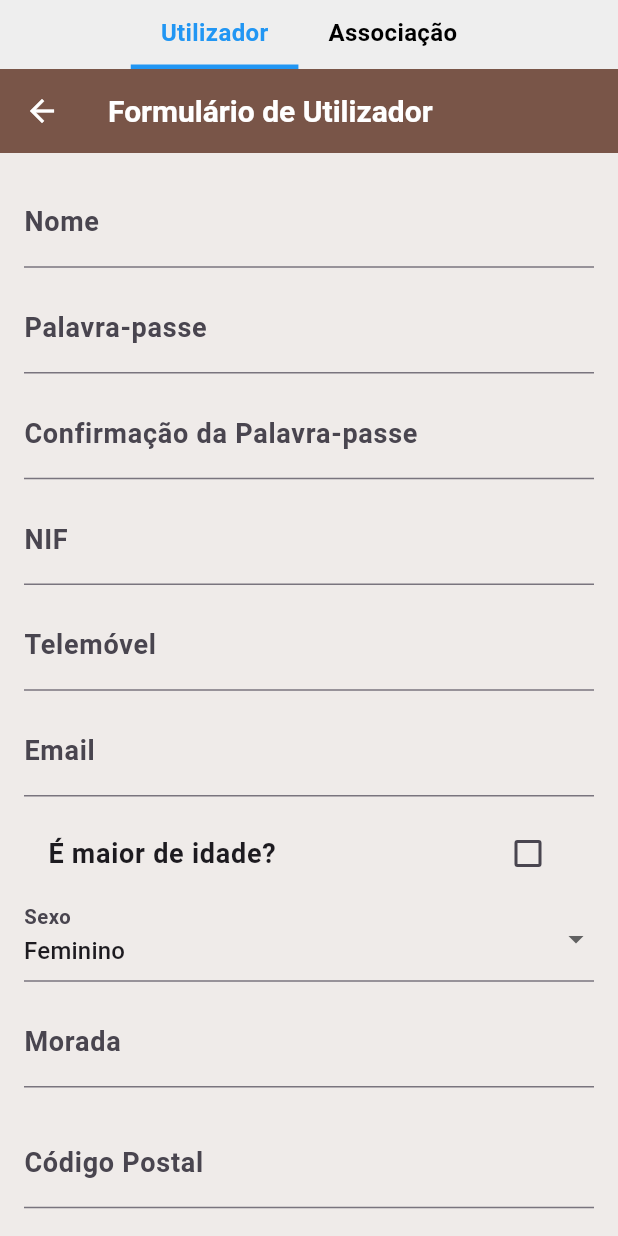
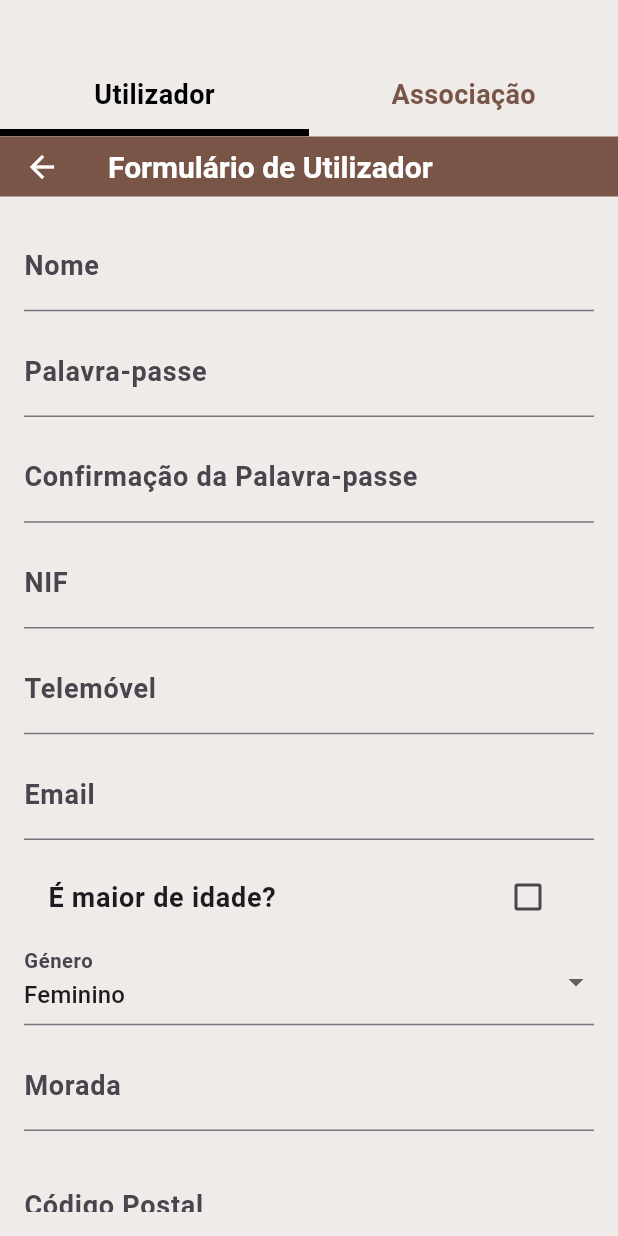
Before and after one commit to DEISI-ULHT-TFC-2024-25/TFC-Aluno2116-PetMatch, a Flutter app: the Escolherutiliassoci screen opened directly, on a phone screen of 412 x 824 dp. Run offline on Flutter 3.47's test engine with Material 3 defaults, Android fonts, the light colour scheme and no system bars; our stand-ins replace animate_do, cloud_firestore, firebase_auth, firebase_core, firebase_storage, google_maps_flutter and 1 more; accounts and stored records are empty; generated files the repository leaves out were written again.

Commit message:
correções esteticas

```diff
--- a/lib/models/animal.dart
+++ b/lib/models/animal.dart
@@ -41,7 +41,7 @@ class Animal {
       fullName: map['nome'] ?? '',
       age: map['idade'] ?? 0,
       sterilized: map['castrado'] ?? false,
-      gender: map['genero'] ?? 0,
+      gender: map['genero'] ?? "",
       legalOwner: map['donoLegal'] ?? '',
       allergies: map['alergias'] ?? '',
       size: map['porte'] ?? '',
--- a/lib/screens/criarUtilizador.dart
+++ b/lib/screens/criarUtilizador.dart
@@ -157,7 +157,7 @@ class UtilizadorFormScreenState extends State<CriarUtilizador> {
               },
             ),
             DropdownButtonFormField<String>(
-              decoration: const InputDecoration(labelText: 'Sexo'),
+              decoration: const InputDecoration(labelText: 'Género'),
               value: gender,
               items: genders.map((String g) {
                 return DropdownMenuItem<String>(
--- a/lib/screens/escolherUtiliAssoci.dart
+++ b/lib/screens/escolherUtiliAssoci.dart
@@ -15,19 +15,15 @@ class _Escolherutiliassoci extends State<Escolherutiliassoci> {
   @override
   Widget build(BuildContext context) {
     return Scaffold(
-      //appBar: AppBar(title: Text('Registo')),
       body: Column(
+        crossAxisAlignment: CrossAxisAlignment.stretch,
         children: [
-          // Separador na parte superior
-          Container(
-            color: Colors.grey[200],
-            child: Row(
-              mainAxisAlignment: MainAxisAlignment.center,
+          SizedBox(height: 40),
+          Row(
             children: [
               _buildTabButton('Utilizador', 0),
               _buildTabButton('Associação', 1),
             ],
-            ),
           ),
           Expanded(
             child: _selectedIndex == 0 ? CriarUtilizador() : CriarAssociacao(),
@@ -38,28 +34,31 @@ class _Escolherutiliassoci extends State<Escolherutiliassoci> {
   }
 
   Widget _buildTabButton(String title, int index) {
-    return GestureDetector(
+    return Expanded(
+      child: GestureDetector(
         onTap: () {
           setState(() {
             _selectedIndex = index;
           });
         },
         child: Container(
-        padding: EdgeInsets.symmetric(vertical: 10, horizontal: 20),
+          alignment: Alignment.center,
+          padding: EdgeInsets.symmetric(vertical: 10),
           decoration: BoxDecoration(
             border: Border(
               bottom: BorderSide(
-              color: _selectedIndex == index ? Colors.blue : Colors.transparent,
-              width: 3,
+                color: _selectedIndex == index ? Colors.black : Colors.transparent,
+                width: 5,
               ),
             ),
           ),
           child: Text(
             title,
             style: TextStyle(
-            fontSize: 16,
+              fontSize: 18,
               fontWeight: FontWeight.bold,
-            color: _selectedIndex == index ? Colors.blue : Colors.black,
+              color: _selectedIndex == index ? Colors.black : Colors.brown,
+            ),
           ),
         ),
       ),
--- a/lib/screens/vizualizarAssociacaoScreen.dart
+++ b/lib/screens/vizualizarAssociacaoScreen.dart
@@ -137,7 +137,7 @@ class _VizualizarAssociacaoScreenState extends State<VizualizarAssociacaoScreen>
                     SizedBox(height: 5),
                     Text(animal.fullName, style: textTheme.bodyLarge?.copyWith(fontWeight: FontWeight.bold)),
                     Text("${animal.age} anos", style: textTheme.bodyMedium),
-                    Text(animal.gender == 1 ? "Masculino" : "Feminino", style: textTheme.bodyMedium),
+                    Text(animal.gender , style: textTheme.bodyMedium),
                     Text(animal.sterilized ? "Castrado" : "Não castrado", style: textTheme.bodyMedium),
                   ],
                 ),
--- a/lib/theme/theme.dart
+++ b/lib/theme/theme.dart
@@ -9,6 +9,7 @@ final ThemeData lightTheme = ThemeData(
     color: Colors.brown[500],
     titleTextStyle: TextStyle(color: Colors.white, fontSize: 20, fontWeight: FontWeight.bold),
     iconTheme: IconThemeData(color: Colors.white),
+    toolbarHeight: 40,
   ),
   textTheme: TextTheme(
     bodyLarge: TextStyle(fontSize: 18, fontWeight: FontWeight.bold, color: Colors.brown[900]),
```
Also changed, not shown: 1 other file. Lines whose indentation alone changed are shown as unchanged.
